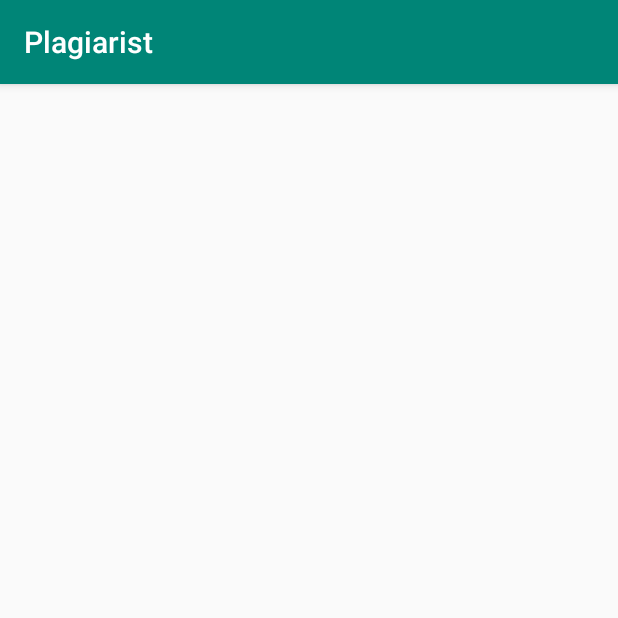
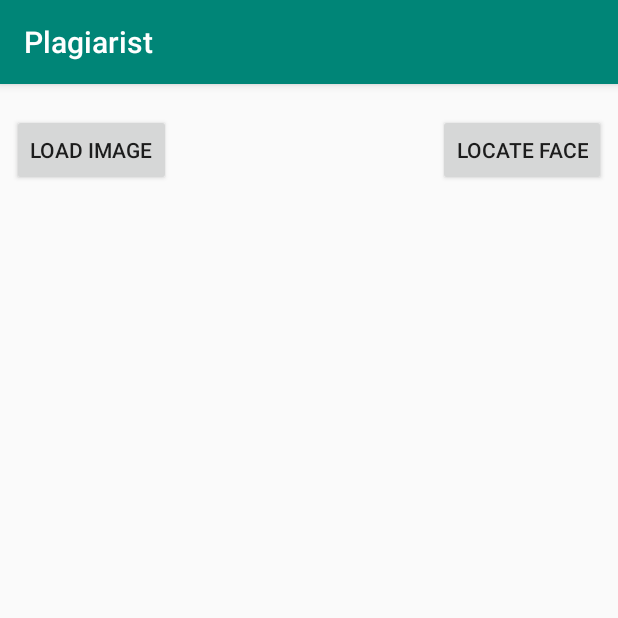
Before and after one commit to gaojun0816/tiktok_stealer, an Android app: the FuncBorrowingActivity screen opened directly, with no data from a screen before it, on a phone screen of 412 x 824 dp, the top half of it. Run offline under Robolectric (Android 15) with nearby library versions, the phone set to English and light mode, and no system bars.

Commit message:
add load image function

```diff
--- a/app/src/main/java/lu/uni/jungao/plagiarist/FuncBorrowingActivity.java
+++ b/app/src/main/java/lu/uni/jungao/plagiarist/FuncBorrowingActivity.java
@@ -1,13 +1,55 @@
 package lu.uni.jungao.plagiarist;
 
+import android.content.Intent;
+import android.graphics.Bitmap;
+import android.graphics.BitmapFactory;
+import android.net.Uri;
+import android.provider.MediaStore;
+import android.support.annotation.Nullable;
 import android.support.v7.app.AppCompatActivity;
 import android.os.Bundle;
+import android.util.Log;
+import android.view.View;
+import android.widget.ImageView;
+
+import java.io.IOException;
 
 public class FuncBorrowingActivity extends AppCompatActivity {
+    private final int PICK_IMAGE = 1;
+    private ImageView iv;
+    private Uri imgUri;
+    private Bitmap img;
 
     @Override
     protected void onCreate(Bundle savedInstanceState) {
         super.onCreate(savedInstanceState);
         setContentView(R.layout.activity_func_borrowing);
+        iv = findViewById(R.id.image_view);
+    }
+
+    public void onLoadImg(View v) {
+        Intent i = new Intent(Intent.ACTION_PICK);
+        i.setType("image/*");
+        startActivityForResult(i, PICK_IMAGE);
+    }
+
+    @Override
+    protected void onActivityResult(int requestCode, int resultCode, @Nullable Intent data) {
+        if (resultCode == RESULT_OK) {
+            switch (requestCode) {
+                case PICK_IMAGE:
+                    imgUri = data.getData();
+                    try {
+                        img = MediaStore.Images.Media.getBitmap(this.getContentResolver(), imgUri);
+                        iv.setImageBitmap(img);
+                    } catch (IOException e) {
+                        Log.e("Plagiarist/FuncBw:", "Generate bitmap image failed", e);
+                    }
+            }
+        }
+    }
+
+    public void onSpotFace(View v) {
+
     }
 }
--- a/app/src/main/res/layout/activity_func_borrowing.xml
+++ b/app/src/main/res/layout/activity_func_borrowing.xml
@@ -6,4 +6,37 @@
     android:layout_height="match_parent"
     tools:context=".FuncBorrowingActivity">
 
+   <android.support.v7.widget.AppCompatButton
+       android:id="@+id/load_img_btn"
+       android:text="@string/load_image"
+       android:onClick="onLoadImg"
+       android:layout_marginStart="8dp"
+       android:layout_marginTop="20dp"
+       android:layout_width="wrap_content"
+       android:layout_height="wrap_content"
+       app:layout_constraintStart_toStartOf="parent"
+       app:layout_constraintTop_toTopOf="parent"/>
+
+    <android.support.v7.widget.AppCompatButton
+        android:id="@+id/spot_face_btn"
+        android:text="@string/spot_face"
+        android:onClick="onSpotFace"
+        android:layout_marginEnd="8dp"
+        android:layout_marginTop="20dp"
+        android:layout_width="wrap_content"
+        android:layout_height="wrap_content"
+        app:layout_constraintEnd_toEndOf="parent"
+        app:layout_constraintTop_toTopOf="parent"/>
+
+    <android.support.v7.widget.AppCompatImageView
+        android:id="@+id/image_view"
+        android:layout_width="match_parent"
+        android:layout_height="500dp"
+        android:layout_marginStart="8dp"
+        android:layout_marginEnd="8dp"
+        android:layout_marginTop="20dp"
+        app:layout_constraintStart_toStartOf="parent"
+        app:layout_constraintEnd_toEndOf="parent"
+        app:layout_constraintTop_toBottomOf="@+id/load_img_btn"/>
+
 </android.support.constraint.ConstraintLayout>
--- a/app/src/main/res/values/strings.xml
+++ b/app/src/main/res/values/strings.xml
@@ -16,4 +16,6 @@
     <string name="phone_number_hint">Phone No.</string>
     <string name="get_imei">Fill Message with IMEI</string>
     <string name="send_msg">Send</string>
+    <string name="load_image">Load Image</string>
+    <string name="spot_face">Locate Face</string>
 </resources>
```
